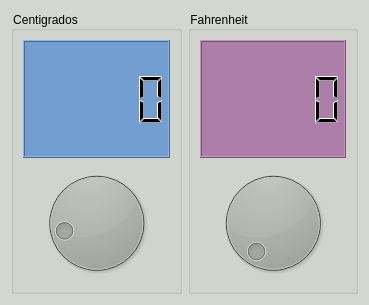
Old version of the form conversor.ui in the repository JosephBano/ConversorTemperatura.
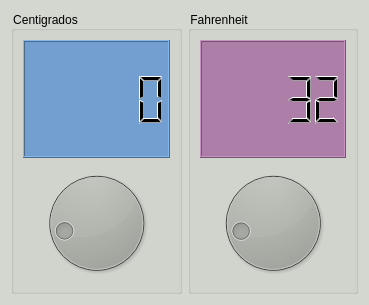
New version of the form.

Commit message: Finalizado conversion 2 unidades

Diff of the .ui file:
```diff
--- a/conversor.ui
+++ b/conversor.ui
@@ -62,6 +62,9 @@
          <string notr="true">border-color: rgb(46, 52, 54);
 background-color: rgb(173, 127, 168);</string>
         </property>
+        <property name="intValue" stdset="0">
+         <number>32</number>
+        </property>
        </widget>
       </item>
       <item>
@@ -72,6 +75,9 @@
         <property name="maximum">
          <number>210</number>
         </property>
+        <property name="value">
+         <number>32</number>
+        </property>
        </widget>
       </item>
      </layout>
```
The commit also changes 2 other files.
